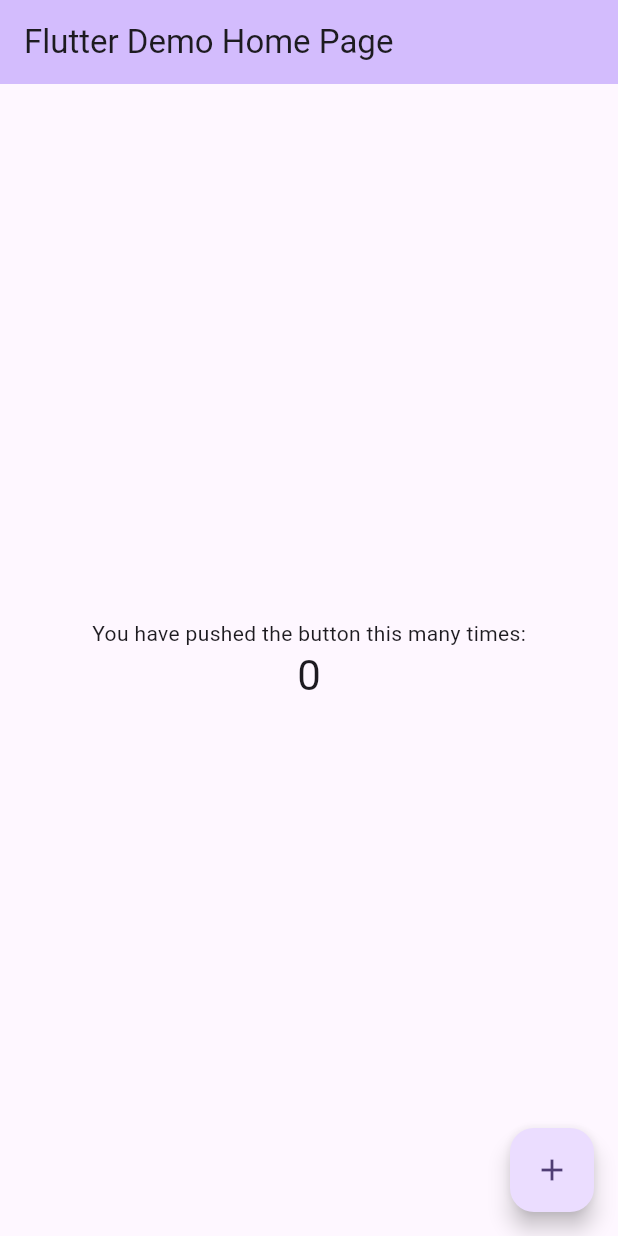
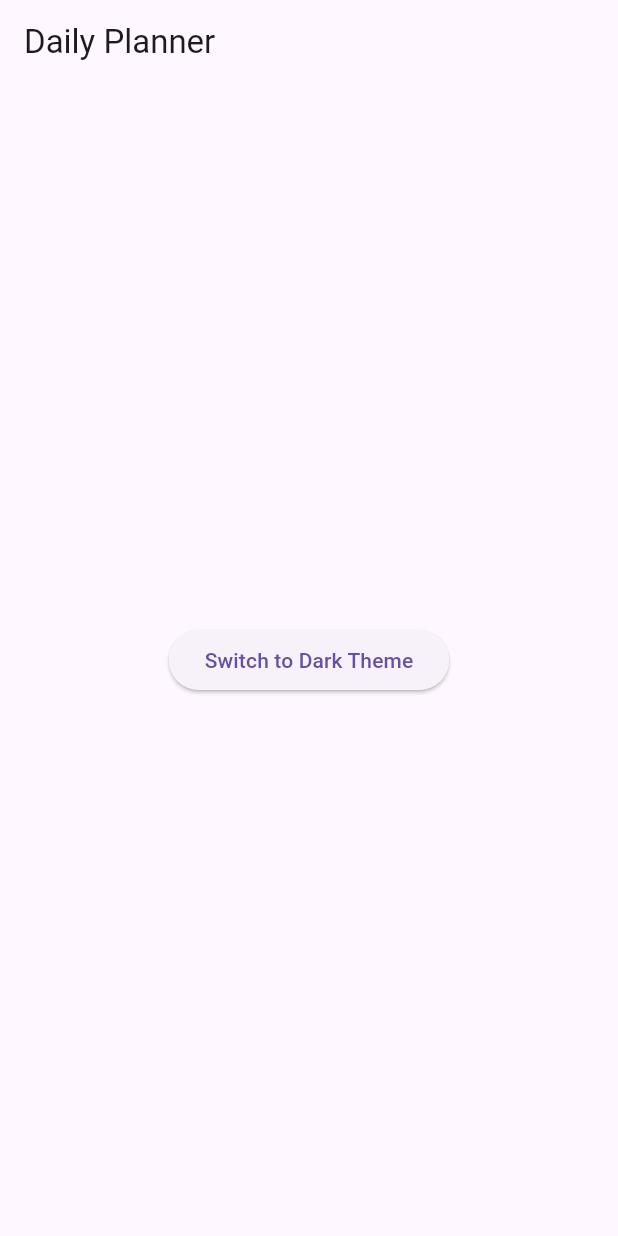
Before and after one commit to xAlpharax/daily_planner, a Flutter app: the screen it shows after launch, on a phone screen of 412 x 824 dp. Run offline on Flutter 3.47's test engine with Material 3 defaults, Android fonts, the light colour scheme and no system bars; our stand-ins replace get, get_storage.

Commit message:
Made persistent light/dark theme with toggles and picked basic coloring for the application.
 Changes to be committed:
        modified:   .idea/libraries/Dart_Packages.xml
        modified:   .idea/libraries/Flutter_Plugins.xml
        modified:   README.md
        modified:   lib/main.dart
        modified:   pubspec.yaml

```diff
--- a/lib/main.dart
+++ b/lib/main.dart
@@ -1,125 +1,101 @@
 import 'package:flutter/material.dart';
+import 'package:get_storage/get_storage.dart';
+import 'package:get/get.dart';
 
-void main() {
-  runApp(const MyApp());
+// Controller for managing the theme mode
+class ThemeController extends GetxController {
+  // Use GetStorage to persist theme data
+  final GetStorage _box = GetStorage();
+  final String _key = 'isDarkTheme';
+
+  // RxBool for tracking whether the dark theme is enabled
+  var isDarkTheme = false.obs;
+
+  @override
+  void onInit() {
+    super.onInit();
+    // Load the theme from storage or use the default theme (light)
+    isDarkTheme.value = _loadThemeFromBox();
+  }
+
+  // Load the theme from GetStorage
+  bool _loadThemeFromBox() {
+    return _box.read(_key) ?? false; // Return false if the key doesn't exist
+  }
+
+  // Save the theme to GetStorage and toggle the theme
+  void toggleTheme() {
+    isDarkTheme.value = !isDarkTheme.value;
+    _saveThemeToBox(isDarkTheme.value);
+  }
+
+  // Save the theme preference to GetStorage
+  void _saveThemeToBox(bool isDarkTheme) {
+    _box.write(_key, isDarkTheme);
+  }
+}
+
+void main() async {
+  await GetStorage.init();
+  runApp(MyApp());
 }
 
 class MyApp extends StatelessWidget {
-  const MyApp({super.key});
 
-  // This widget is the root of your application.
+  // Instantiate the ThemeController using Get.put to make it globally available
+  final ThemeController themeController = Get.put(ThemeController());
+
   @override
   Widget build(BuildContext context) {
-    return MaterialApp(
-      title: 'Flutter Demo',
-      theme: ThemeData(
-        // This is the theme of your application.
-        //
-        // TRY THIS: Try running your application with "flutter run". You'll see
-        // the application has a purple toolbar. Then, without quitting the app,
-        // try changing the seedColor in the colorScheme below to Colors.green
-        // and then invoke "hot reload" (save your changes or press the "hot
-        // reload" button in a Flutter-supported IDE, or press "r" if you used
-        // the command line to start the app).
-        //
-        // Notice that the counter didn't reset back to zero; the application
-        // state is not lost during the reload. To reset the state, use hot
-        // restart instead.
-        //
-        // This works for code too, not just values: Most code changes can be
-        // tested with just a hot reload.
-        colorScheme: ColorScheme.fromSeed(seedColor: Colors.deepPurple),
-        useMaterial3: true,
+    return Obx(() {
+      return GetMaterialApp(
+        title: 'Flutter GetX Theme Demo',
+        theme: ThemeData.light(), // Light theme
+        darkTheme: ThemeData.dark(), // Dark theme
+        themeMode: themeController.isDarkTheme.value ? ThemeMode.dark : ThemeMode.light, // ternary go brr
+        home: HomeScreen(),
+        debugShowCheckedModeBanner: false,
+      );
+    });
+  }
+}
+
+class HomeScreen extends StatelessWidget {
+  // Access the ThemeController
+  final ThemeController themeController = Get.find();
+
+  @override
+  Widget build(BuildContext context) {
+    return Scaffold(
+      appBar: AppBar(
+        title: const Text('Daily Planner'),
       ),
-      home: const MyHomePage(title: 'Flutter Demo Home Page'),
+      body: Center(
+        child: ElevatedButton(
+          onPressed: () {
+            // Toggle the theme when the button is pressed
+            themeController.toggleTheme();
+          },
+          child: Obx(() => Text(
+              themeController.isDarkTheme.value ? 'Switch to Light Theme' : 'Switch to Dark Theme')),
+        ),
+      ),
     );
   }
 }
 
-class MyHomePage extends StatefulWidget {
-  const MyHomePage({super.key, required this.title});
+// this is cool
 
-  // This widget is the home page of your application. It is stateful, meaning
-  // that it has a State object (defined below) that contains fields that affect
-  // how it looks.
+//       floatingActionButton: FloatingActionButton(
+//         onPressed: _incrementCounter,
+//         tooltip: 'Increment',
+//         child: const Icon(Icons.add),
+//       ), // This trailing comma makes auto-formatting nicer for build methods.
 
-  // This class is the configuration for the state. It holds the values (in this
-  // case the title) provided by the parent (in this case the App widget) and
-  // used by the build method of the State. Fields in a Widget subclass are
-  // always marked "final".
+// also cool
 
-  final String title;
-
-  @override
-  State<MyHomePage> createState() => _MyHomePageState();
-}
-
-class _MyHomePageState extends State<MyHomePage> {
-  int _counter = 0;
-
-  void _incrementCounter() {
-    setState(() {
-      // This call to setState tells the Flutter framework that something has
-      // changed in this State, which causes it to rerun the build method below
-      // so that the display can reflect the updated values. If we changed
-      // _counter without calling setState(), then the build method would not be
-      // called again, and so nothing would appear to happen.
-      _counter++;
-    });
-  }
-
-  @override
-  Widget build(BuildContext context) {
-    // This method is rerun every time setState is called, for instance as done
-    // by the _incrementCounter method above.
-    //
-    // The Flutter framework has been optimized to make rerunning build methods
-    // fast, so that you can just rebuild anything that needs updating rather
-    // than having to individually change instances of widgets.
-    return Scaffold(
-      appBar: AppBar(
-        // TRY THIS: Try changing the color here to a specific color (to
-        // Colors.amber, perhaps?) and trigger a hot reload to see the AppBar
-        // change color while the other colors stay the same.
-        backgroundColor: Theme.of(context).colorScheme.inversePrimary,
-        // Here we take the value from the MyHomePage object that was created by
-        // the App.build method, and use it to set our appbar title.
-        title: Text(widget.title),
-      ),
-      body: Center(
-        // Center is a layout widget. It takes a single child and positions it
-        // in the middle of the parent.
-        child: Column(
-          // Column is also a layout widget. It takes a list of children and
-          // arranges them vertically. By default, it sizes itself to fit its
-          // children horizontally, and tries to be as tall as its parent.
-          //
-          // Column has various properties to control how it sizes itself and
-          // how it positions its children. Here we use mainAxisAlignment to
-          // center the children vertically; the main axis here is the vertical
-          // axis because Columns are vertical (the cross axis would be
-          // horizontal).
-          //
-          // TRY THIS: Invoke "debug painting" (choose the "Toggle Debug Paint"
-          // action in the IDE, or press "p" in the console), to see the
-          // wireframe for each widget.
-          mainAxisAlignment: MainAxisAlignment.center,
-          children: <Widget>[
-            const Text(
-              'You have pushed the button this many times:',
-            ),
-            Text(
-              '$_counter',
-              style: Theme.of(context).textTheme.headlineMedium,
-            ),
-          ],
-        ),
-      ),
-      floatingActionButton: FloatingActionButton(
-        onPressed: _incrementCounter,
-        tooltip: 'Increment',
-        child: const Icon(Icons.add),
-      ), // This trailing comma makes auto-formatting nicer for build methods.
-    );
-  }
-}
+//         colorScheme: ColorScheme.fromSeed(seedColor: Colors.deepPurple),
+//         useMaterial3: true,
+//       ),
+//       darkTheme: ThemeData.dark(useMaterial3: true),
+//       home: const MyHomePage(title: 'Daily Planner'),
--- a/pubspec.yaml
+++ b/pubspec.yaml
@@ -33,6 +33,7 @@ dependencies:
 
   # state manager
   get: ^4.6.6
+  get_storage: ^2.1.1
 
   # http requests and
   dio: ^5.5.0+1
@@ -43,6 +44,8 @@ dependencies:
   firebase_auth: ^5.1.4
   cloud_firestore: ^5.2.1
   firebase_messaging: ^15.0.4
+
+  # optional
   firebase_storage: ^12.1.3
   firebase_database: ^11.0.4
 
```
Also changed, not shown: 1 other file.
